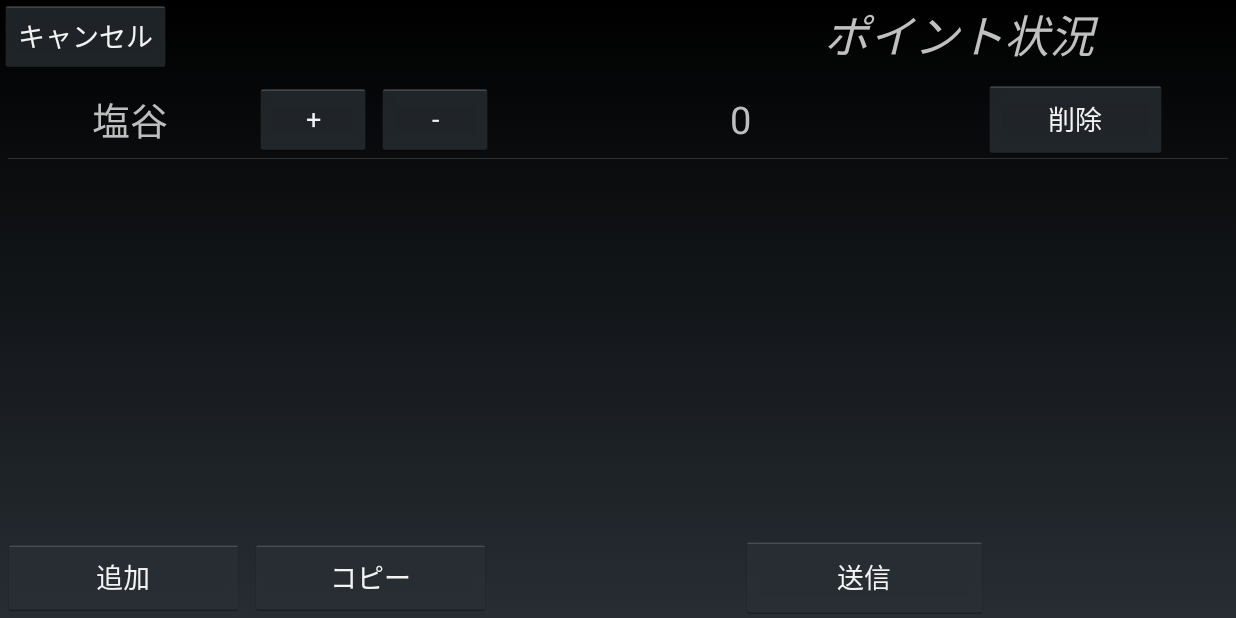
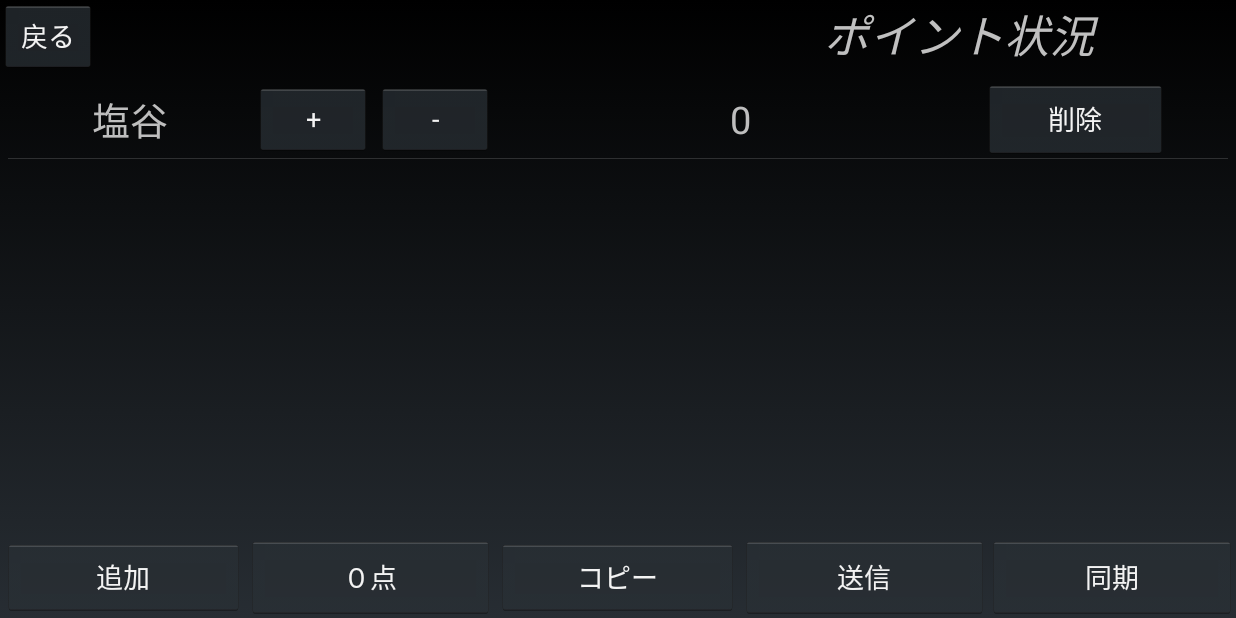
Before and after one commit to ASemi/Agent_Support, an Android app: the PointActivity screen opened directly, with no data from a screen before it, on a phone screen of 824 x 412 dp (held sideways). Run offline under Robolectric (Android 15) with nearby library versions, the phone set to English and light mode, and no system bars.

Commit message:
サーバーへの送信・メニューボタンの改善

```diff
--- a/app/src/main/res/layout/point_list.xml
+++ b/app/src/main/res/layout/point_list.xml
@@ -20,7 +20,7 @@
             <Button
                 android:layout_width="wrap_content"
                 android:layout_height="wrap_content"
-                android:text="@string/pop_cancel"
+                android:text="@string/back"
                 android:id="@+id/backButton"/>
         </LinearLayout>
 
@@ -75,6 +75,20 @@
                 android:id="@+id/buttonAdd"/>
 
         </LinearLayout>
+
+        <LinearLayout
+            android:layout_width="0dp"
+            android:layout_height="match_parent"
+            android:layout_weight="1">
+
+            <Button
+                android:layout_width="match_parent"
+                android:layout_height="match_parent"
+                android:text="@string/zeropoint"
+                android:id="@+id/buttonZero"/>
+
+        </LinearLayout>
+
         <LinearLayout
             android:layout_width="0dp"
             android:layout_height="match_parent"
@@ -92,10 +106,6 @@
         <LinearLayout
             android:layout_width="0dp"
             android:layout_height="match_parent"
-            android:layout_weight="1" />
-        <LinearLayout
-            android:layout_width="0dp"
-            android:layout_height="match_parent"
             android:layout_weight="1">
 
             <Button
@@ -109,7 +119,15 @@
         <LinearLayout
             android:layout_width="0dp"
             android:layout_height="match_parent"
-            android:layout_weight="1" />
+            android:layout_weight="1">
+
+            <Button
+                android:layout_width="match_parent"
+                android:layout_height="match_parent"
+                android:text="@string/synchro"
+                android:id="@+id/buttonSynchro"/>
+
+        </LinearLayout>
 
     </LinearLayout>
 
--- a/app/src/main/res/values/strings.xml
+++ b/app/src/main/res/values/strings.xml
@@ -43,8 +43,10 @@
     <string name="godou">誤導</string>
     <string name="point">ポイント状況</string>
     <string name="add">追加</string>
+    <string name="zeropoint">０点</string>
     <string name="copy">コピー</string>
     <string name="send">送信</string>
+    <string name="synchro">同期</string>
     <string name="delete">削除</string>
     <string name="back">戻る</string>
 </resources>
```
Also changed, not shown: app/src/main/java/com/example/shioya/agent_support/HttpAsyncConnection.java (+35 -7 lines), app/src/main/java/com/example/shioya/agent_support/MenuActivity.java (+2 -11 lines), app/src/main/java/com/example/shioya/agent_support/PointActivity.java (+49 -10 lines), app/src/main/java/com/example/shioya/agent_support/VoiceActivity.java (+36 -13 lines), app/src/main/res/layout/menu.xml (+8 -4 lines), app/src/main/res/drawable/menunineagent.jpg (added), app/src/main/res/drawable/menupoint.jpg (added), 3 other files.
